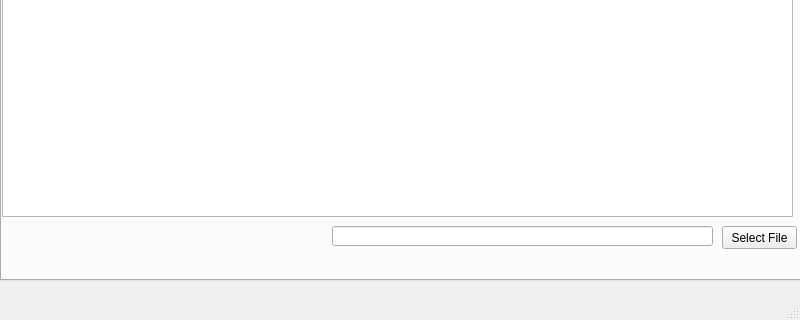
Old version of the form mainwindow.ui in the repository Fontys-PPM/PC-Interface; both pictures show x 0 to 800 and y 330 to 650 of the 800 by 650 pixel window.
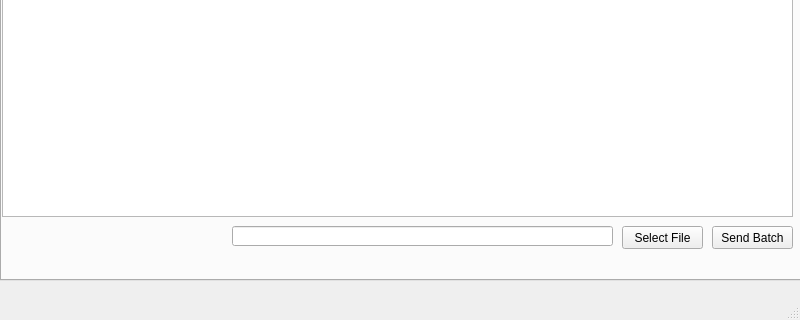
New version of the form. The open tabs and pages were chosen to show the change. Icons and pictures are not drawn.

Commit message: added leading zeros (8)

Diff of the .ui file:
```diff
--- a/mainwindow.ui
+++ b/mainwindow.ui
@@ -805,9 +805,9 @@
      <widget class="QPushButton" name="btn_selectPositionFile">
       <property name="geometry">
        <rect>
-        <x>720</x>
+        <x>620</x>
         <y>530</y>
-        <width>75</width>
+        <width>81</width>
         <height>23</height>
        </rect>
       </property>
@@ -818,13 +818,26 @@
      <widget class="QLineEdit" name="txt_positionFilePath">
       <property name="geometry">
        <rect>
-        <x>330</x>
+        <x>230</x>
         <y>530</y>
         <width>381</width>
         <height>20</height>
        </rect>
       </property>
      </widget>
+     <widget class="QPushButton" name="btn_sendBatch">
+      <property name="geometry">
+       <rect>
+        <x>710</x>
+        <y>530</y>
+        <width>81</width>
+        <height>23</height>
+       </rect>
+      </property>
+      <property name="text">
+       <string>Send Batch</string>
+      </property>
+     </widget>
     </widget>
     <widget class="QWidget" name="Tab_1">
      <attribute name="title">
```
Left out of the diff: 2 changed lines with no effect on the pictures. The commit also changes 1 other file.
